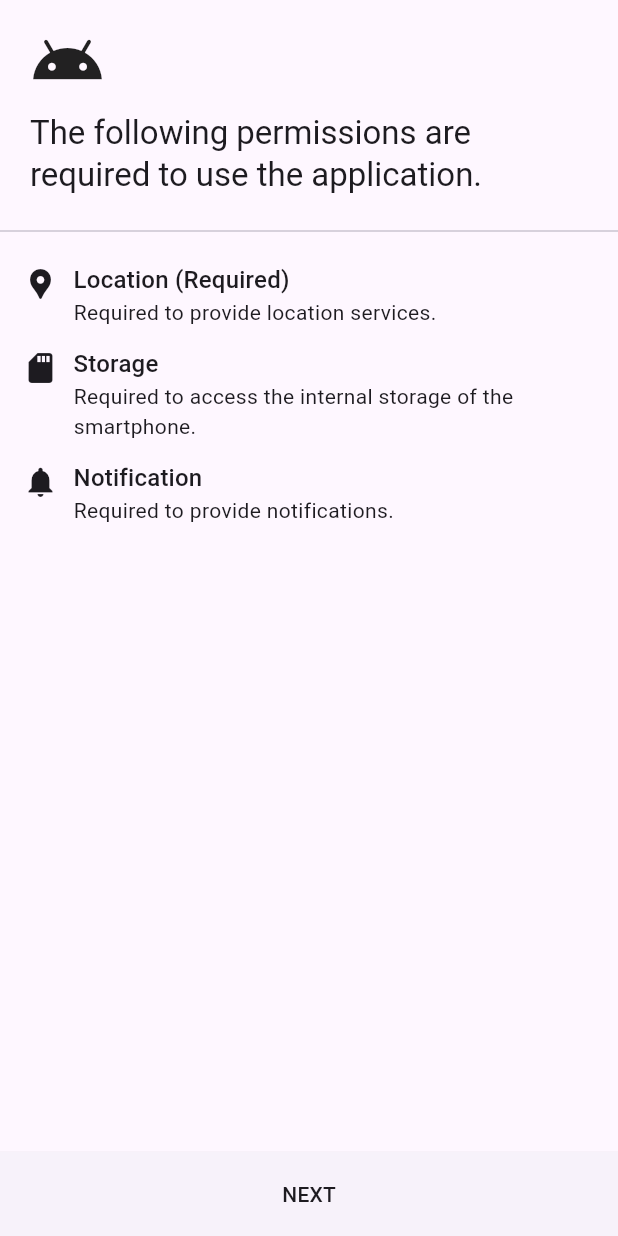
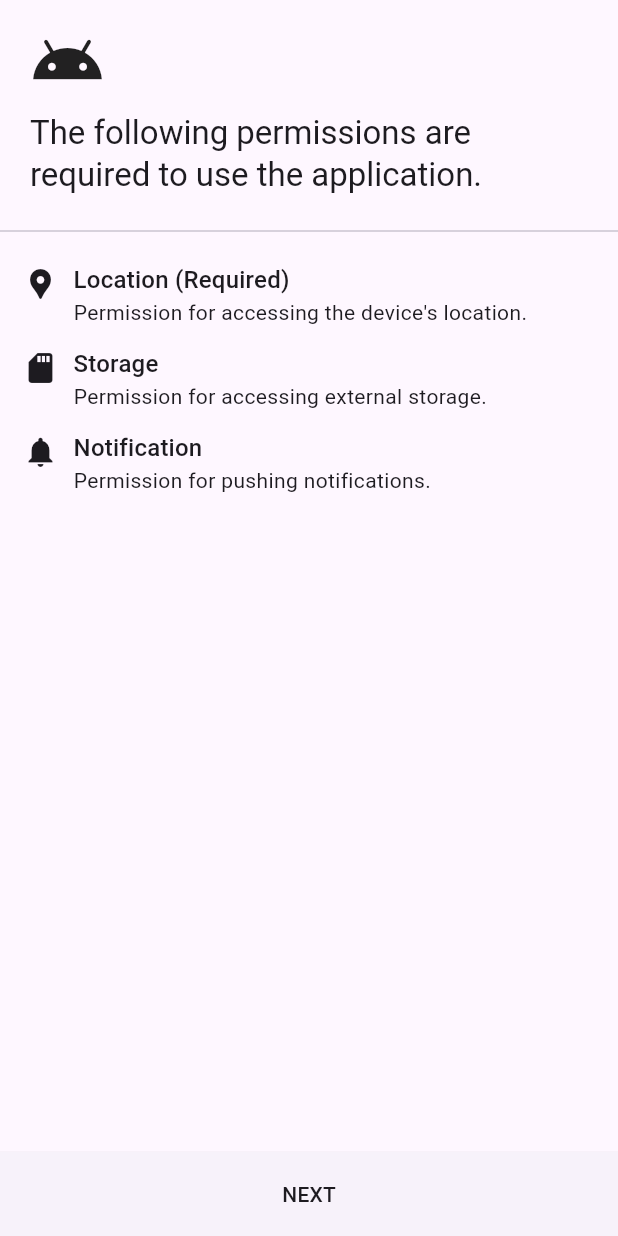
Before and after one commit to Dev-hwang/permission_request_page, a Flutter app: the screen it shows after launch, on a phone screen of 412 x 824 dp. Run offline on Flutter 3.47's test engine with Material 3 defaults, Android fonts, the phone set to English and light mode, and no system bars; our stand-ins replace device_info_plus, permission_handler, shared_preferences.

Commit message:
docs: Update documentation

```diff
--- a/example/lib/main.dart
+++ b/example/lib/main.dart
@@ -6,19 +6,19 @@ const List<PermissionData> _kPermission = [
   PermissionData(
     permissionType: PermissionType.location,
     permissionName: 'Location',
-    description: 'Required to provide location services.',
+    description: 'Permission for accessing the device\'s location.',
     isNecessary: true,
   ),
   PermissionData(
     permissionType: PermissionType.storage,
     permissionName: 'Storage',
-    description: 'Required to access the internal storage of the smartphone.',
+    description: 'Permission for accessing external storage.',
     isNecessary: false,
   ),
   PermissionData(
     permissionType: PermissionType.notification,
     permissionName: 'Notification',
-    description: 'Required to provide notifications.',
+    description: 'Permission for pushing notifications.',
     isNecessary: false,
   ),
 ];
--- a/lib/localization.dart
+++ b/lib/localization.dart
@@ -34,7 +34,7 @@ const Map<String, dynamic> _korean = {
     'camera': '카메라',
     'contacts': '연락처',
     'location': '위치',
-    'locationAlways': '위치-백그라운드',
+    'locationAlways': '위치',
     'mediaLibrary': '미디어',
     'microphone': '마이크',
     'phone': '전화',
@@ -45,37 +45,37 @@ const Map<String, dynamic> _korean = {
     'speech': '음성',
     'storage': '저장소',
     'notification': '알림',
-    'accessMediaLocation': '미디어 위치',
-    'activityRecognition': '활동 인식',
+    'accessMediaLocation': '미디어',
+    'activityRecognition': '활동인식',
     'bluetooth': '블루투스',
     'bluetoothScan': '블루투스 검색',
     'bluetoothAdvertise': '블루투스 광고',
     'bluetoothConnect': '블루투스 연결',
-    'systemAlertWindow': '화면 그리기',
+    'systemAlertWindow': '화면 오버레이',
   },
   'permissionDesc': {
-    'calendar': '캘린더 데이터에 접근하기 위해 필요합니다.',
-    'camera': '카메라를 사용하기 위해 필요합니다.',
-    'contacts': '연락처 데이터에 접근하기 위해 필요합니다.',
-    'location': '위치 서비스를 제공하기 위해 필요합니다.',
-    'locationAlways': '백그라운드 위치 서비스를 제공하기 위해 필요합니다.',
-    'mediaLibrary': '미디어 라이브러리에 접근하기 위해 필요합니다.',
-    'microphone': '마이크를 사용하기 위해 필요합니다.',
-    'phone': '디바이스 상태를 읽거나 통화 기능을 제공하기 위해 필요합니다.',
-    'photos': '갤러리 데이터에 접근하기 위해 필요합니다.',
-    'reminders': '리마인더에 접근하기 위해 필요합니다.',
-    'sensors': '센서에 접근하기 위해 필요합니다.',
-    'sms': '메시지 데이터에 접근하기 위해 필요합니다.',
-    'speech': '음성 서비스를 제공하기 위해 필요합니다.',
-    'storage': '스마트폰 내부 저장소에 접근하기 위해 필요합니다.',
-    'notification': '노티피케이션을 제공하기 위해 필요합니다.',
-    'accessMediaLocation': '미디어 파일에 접근하기 위해 필요합니다.',
-    'activityRecognition': '사용자의 활동을 인식하기 위해 필요합니다.',
-    'bluetooth': '블루투스 장치에 접근하기 위해 필요합니다.',
-    'bluetoothScan': '블루투스 장치를 검색하기 위해 필요합니다.',
-    'bluetoothAdvertise': '블루투스 장치를 광고하기 위해 필요합니다.',
-    'bluetoothConnect': '블루투스 장치와 연결하기 위해 필요합니다.',
-    'systemAlertWindow': '다른 앱 위에 앱 컨텐츠를 그리기 위해 필요합니다.',
+    'calendar': '기기의 캘린더에 접근하기 위한 권한입니다.',
+    'camera': '기기의 카메라에 접근하기 위한 권한입니다.',
+    'contacts': '기기의 연락처에 접근하기 위한 권한입니다.',
+    'location': '기기의 위치에 접근하기 위한 권한입니다.',
+    'locationAlways': '앱이 백그라운드에서 실행 중일 때 기기의 위치에 접근하기 위한 권한입니다.',
+    'mediaLibrary': '기기의 미디어 라이브러리에 접근하기 위한 권한입니다.',
+    'microphone': '기기의 마이크에 접근하기 위한 권한입니다.',
+    'phone': '기기의 휴대폰 상태에 접근하기 위한 권한입니다.',
+    'photos': '기기의 사진에 접근하기 위한 권한입니다.',
+    'reminders': '기기의 알림에 접근하기 위한 권한입니다.',
+    'sensors': '기기의 센서에 접근하기 위한 권한입니다.',
+    'sms': 'SMS 메시지를 보내고 읽기 위한 권한입니다.',
+    'speech': '음성인식 접근을 위한 권한입니다.',
+    'storage': '외부 저장소에 접근하기 위한 권한입니다.',
+    'notification': '푸시 알림에 대한 권한입니다.',
+    'accessMediaLocation': '기기의 미디어 라이브러리에 접근하기 위한 권한입니다.',
+    'activityRecognition': '활동 인식에 접근하기 위한 권한입니다.',
+    'bluetooth': '기기의 블루투스 어댑터 상태에 접근하기 위한 권한입니다.',
+    'bluetoothScan': '블루투스 장치 검색을 위한 권한입니다.',
+    'bluetoothAdvertise': '블루투스 기기 광고에 대한 권한입니다.',
+    'bluetoothConnect': '블루투스 기기 연결을 위한 권한입니다.',
+    'systemAlertWindow': '화면 오버레이를 위한 권한입니다.',
   },
   'permissionViewHeaderText': '어플리케이션 사용을 위해\n다음 권한의 허용이 필요합니다.',
   'permissionRequestButtonText': '확인',
@@ -95,7 +95,7 @@ const Map<String, dynamic> _english = {
     'camera': 'Camera',
     'contacts': 'Contacts',
     'location': 'Location',
-    'locationAlways': 'Location-Background',
+    'locationAlways': 'Location',
     'mediaLibrary': 'Media Library',
     'microphone': 'Microphone',
     'phone': 'Phone',
@@ -112,31 +112,31 @@ const Map<String, dynamic> _english = {
     'bluetoothScan': 'Bluetooth Scan',
     'bluetoothAdvertise': 'Bluetooth Advertise',
     'bluetoothConnect': 'Bluetooth Connect',
-    'systemAlertWindow': 'Draw Window',
+    'systemAlertWindow': 'Window Overlay',
   },
   'permissionDesc': {
-    'calendar': 'Required to access calendar data.',
-    'camera': 'Required to use the camera.',
-    'contacts': 'Required to access contact data.',
-    'location': 'Required to provide location services.',
-    'locationAlways': 'Required to provide background location services.',
-    'mediaLibrary': 'Required to access the media library.',
-    'microphone': 'Required to use the microphone.',
-    'phone': 'Required to read device state or provide call functions.',
-    'photos': 'Required to access gallery data.',
-    'reminders': 'Required to access reminders.',
-    'sensors': 'Required to access the sensor.',
-    'sms': 'Required to access message data.',
-    'speech': 'Required to provide voice service.',
-    'storage': 'Required to access the internal storage of the smartphone.',
-    'notification': 'Required to provide notifications.',
-    'accessMediaLocation': 'Required to access media files.',
-    'activityRecognition': 'Required to recognize user activity.',
-    'bluetooth': 'Required to access Bluetooth devices.',
-    'bluetoothScan': 'Required to discover Bluetooth devices.',
-    'bluetoothAdvertise': 'Required to advertise Bluetooth devices.',
-    'bluetoothConnect': 'Required to connect Bluetooth devices.',
-    'systemAlertWindow': 'Required to draw app content on top of other apps.',
+    'calendar': 'Permission for accessing the device\'s calendar.',
+    'camera': 'Permission for accessing the device\'s camera.',
+    'contacts': 'Permission for accessing the device\'s contacts.',
+    'location': 'Permission for accessing the device\'s location.',
+    'locationAlways': 'Permission for accessing the device\'s location when the app is running in the background.',
+    'mediaLibrary': 'Permission for accessing the device\'s media library.',
+    'microphone': 'Permission for accessing the device\'s microphone.',
+    'phone': 'Permission for accessing the device\'s phone state.',
+    'photos': 'Permission for accessing the device\'s photos.',
+    'reminders': 'Permission for accessing the device\'s reminders.',
+    'sensors': 'Permission for accessing the device\'s sensors.',
+    'sms': 'Permission for sending and reading SMS messages.',
+    'speech': 'Permission for accessing speech recognition.',
+    'storage': 'Permission for accessing external storage.',
+    'notification': 'Permission for pushing notifications.',
+    'accessMediaLocation': 'Permission for accessing the device\'s media library.',
+    'activityRecognition': 'Permission for accessing the activity recognition.',
+    'bluetooth': 'Permission for accessing the device\'s bluetooth adapter state.',
+    'bluetoothScan': 'Permission for scanning for Bluetooth devices.',
+    'bluetoothAdvertise': 'Permission for advertising Bluetooth devices.',
+    'bluetoothConnect': 'Permission for connecting to Bluetooth devices.',
+    'systemAlertWindow': 'Permission for creating system alert window.',
   },
   'permissionViewHeaderText': 'The following permissions are required to use the application.',
   'permissionRequestButtonText': 'NEXT',
--- a/lib/models/permission_type.dart
+++ b/lib/models/permission_type.dart
@@ -6,112 +6,108 @@ import 'package:permission_request_page/localization.dart';
 ///
 /// It works the same as the permission_handler plugin's [Permission] class.
 enum PermissionType {
+  /// Permission for accessing the device's calendar.
+  ///
   /// Android: Calendar
-  ///
   /// iOS: Calendar (Events)
   calendar,
 
+  /// Permission for accessing the device's camera.
+  ///
   /// Android: Camera
-  ///
   /// iOS: Photos (Camera Roll and Camera)
   camera,
 
+  /// Permission for accessing the device's contacts.
+  ///
   /// Android: Contacts
-  ///
   /// iOS: AddressBook
   contacts,
 
+  /// Permission for accessing the device's location.
+  ///
   /// Android: Fine and Coarse Location
-  ///
   /// iOS: CoreLocation (Always and WhenInUse)
   location,
 
+  /// Permission for accessing the device's location when the app is running in
+  /// the background.
+  ///
   /// Android: Background Location
-  ///
   /// iOS: CoreLocation (Always)
   locationAlways,
 
-  /// Android: None
-  ///
-  /// iOS: MPMediaLibrary
+  /// Permission for accessing the device's media library. (iOS 9.3+ only)
   mediaLibrary,
 
-  /// Android: Microphone
-  ///
-  /// iOS: Microphone
+  /// Permission for accessing the device's microphone.
   microphone,
 
-  /// Android: Phone
-  ///
-  /// iOS: Nothing
+  /// Permission for accessing the device's phone state. (Android only)
   phone,
 
-  /// Android: Nothing
-  ///
-  /// iOS: Photos
+  /// Permission for accessing the device's photos.
   photos,
 
-  /// Android: Nothing
-  ///
-  /// iOS: Reminders
+  /// Permission for accessing the device's reminders. (iOS only)
   reminders,
 
+  /// Permission for accessing the device's sensors.
+  ///
   /// Android: Body Sensors
-  ///
   /// iOS: CoreMotion
   sensors,
 
-  /// Android: SMS
-  ///
-  /// iOS: Nothing
+  /// Permission for sending and reading SMS messages. (Android only)
   sms,
 
+  /// Permission for accessing speech recognition.
+  ///
   /// Android: Microphone
-  ///
   /// iOS: Speech
   speech,
 
+  /// Permission for accessing external storage.
+  ///
   /// Android: External Storage
-  ///
   /// iOS: Access to folders like `Documents` or `Downloads`.
   storage,
 
-  /// Android: Notification
-  ///
-  /// iOS: Notification
+  /// Permission for pushing notifications.
   notification,
 
-  /// Android: Allows an application to access any geographic locations
-  /// persisted in the user's shared collection.
+  /// Permission for accessing the device's media library.
+  ///
+  /// Android 10+ (API 29+)
   accessMediaLocation,
 
-  /// Android: Activity Recognition
+  /// Permission for accessing the activity recognition.
   ///
-  /// iOS: Nothing
+  /// Android 10+ (API 29+)
   activityRecognition,
 
+  /// Permission for accessing the device's bluetooth adapter state.
+  ///
   /// iOS 13 and above: The authorization state of Core Bluetooth manager.
   /// When running < iOS 13 or Android this is always allowed.
   bluetooth,
 
-  /// Android: Allows the user to look for Bluetooth devices (e.g. BLE peripherals).
+  /// Permission for scanning for Bluetooth devices.
   ///
-  /// iOS: Nothing
+  /// Android 12+ (API 31+)
   bluetoothScan,
 
-  /// Android: Allows the user to make this device discoverable to other Bluetooth devices.
+  /// Permission for advertising Bluetooth devices.
   ///
-  /// iOS: Nothing
+  /// Android 12+ (API 31+)
   bluetoothAdvertise,
 
-  /// Android: Allows the user to connect with already paired Bluetooth devices.
+  /// Permission for connecting to Bluetooth devices.
   ///
-  /// iOS: Nothing
+  /// Android 12+ (API 31+)
   bluetoothConnect,
 
-  /// Android: Allows an app to create windows shown on top of all other apps.
-  ///
-  /// iOS: Nothing
+  /// Permission for creating system alert window. (Android only)
   systemAlertWindow,
 
   /// The unknown only used for return type, never requested.
@@ -304,7 +300,7 @@ extension PermissionTypeExtension on PermissionType {
   Permission toPermissionObj() {
     switch (this) {
       case PermissionType.calendar:
-        return Permission.calendarFullAccess;
+        return Permission.calendar;
       case PermissionType.camera:
         return Permission.camera;
       case PermissionType.contacts:
```
Also changed, not shown: 7 other files.
